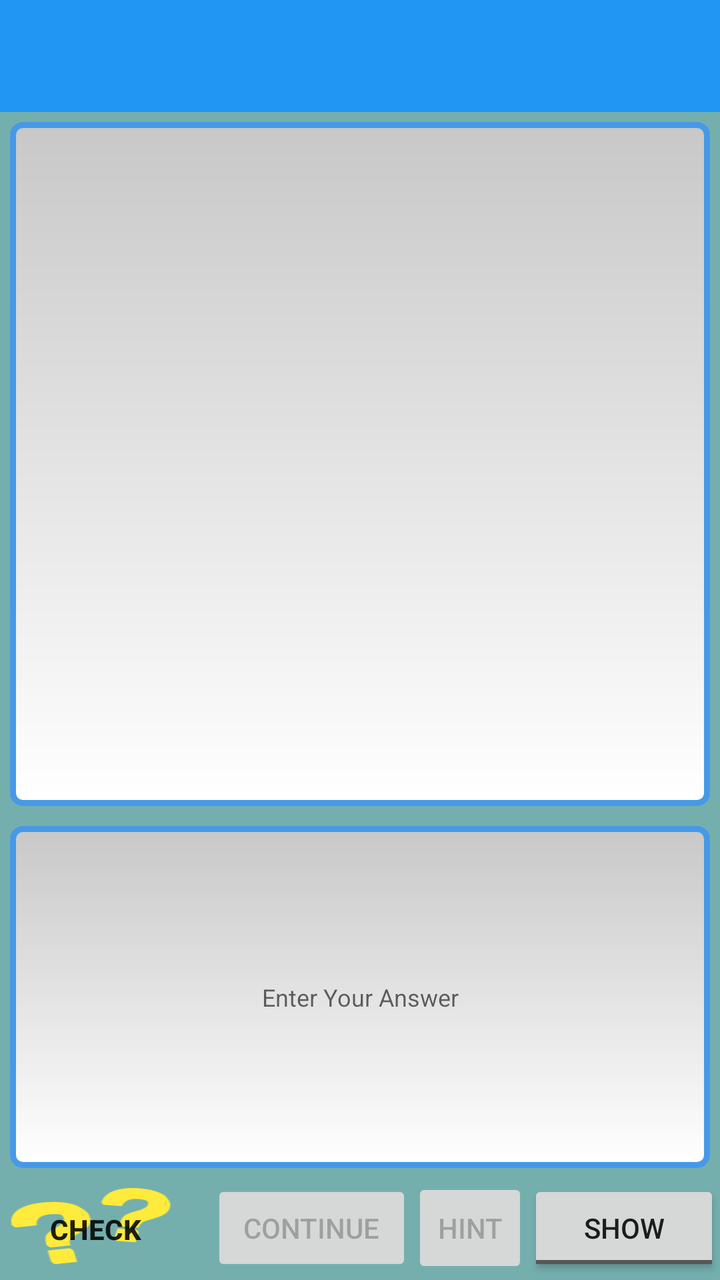
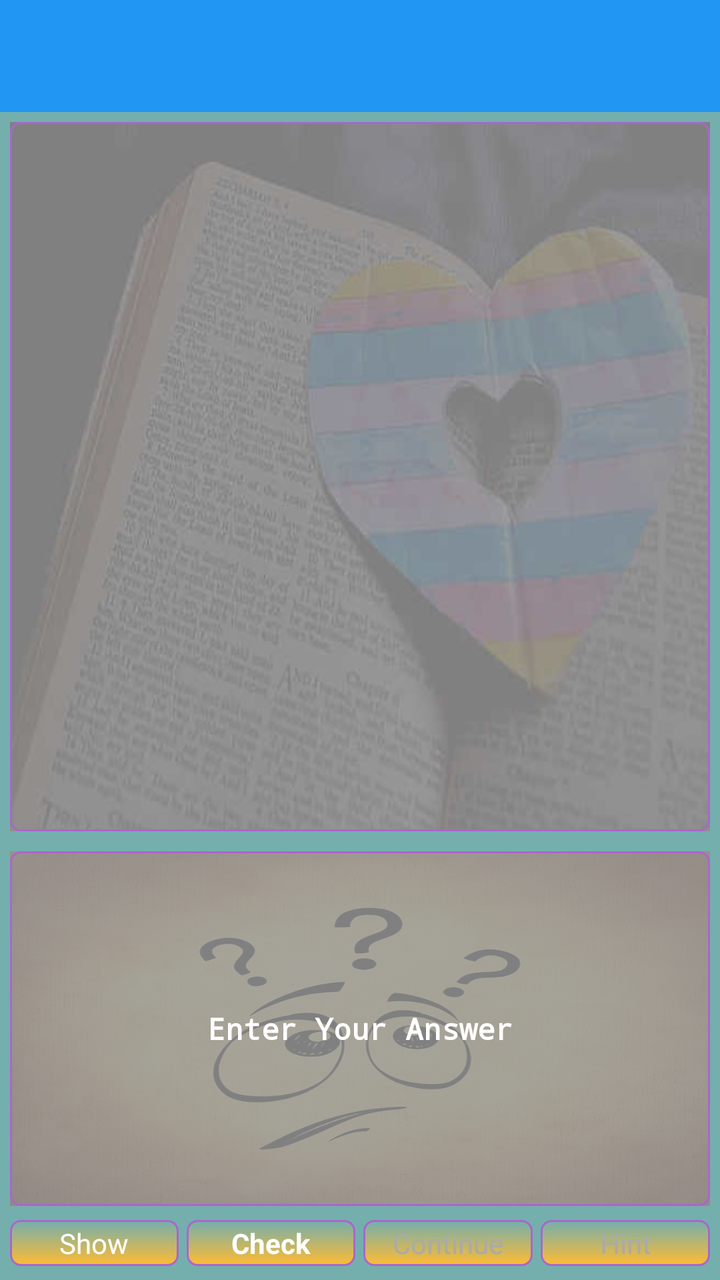

The first picture is an Android layout as it rendered before a commit; the second is the same layout after the commit. The layout source and the unified diff follow.
<!-- AndroidManifest.xml: application theme AppTheme -->
<!-- res/layout/activity_study_during.xml -->
<?xml version="1.0" encoding="utf-8"?>
<LinearLayout xmlns:android="http://schemas.android.com/apk/res/android"
    android:layout_width="match_parent"
    android:layout_height="match_parent"
    android:background="#74AFAD"
    android:orientation="vertical">

    <android.support.v7.widget.Toolbar xmlns:app="http://schemas.android.com/apk/res-auto"
        android:id="@+id/toolbar"
        android:layout_width="fill_parent"
        android:layout_height="?attr/actionBarSize"
        android:background="?attr/colorPrimary"
        android:minHeight="?attr/actionBarSize"
        >
            <LinearLayout
                android:layout_width="match_parent"
                android:layout_height="wrap_content"
                android:weightSum="2">
                <LinearLayout
                    android:layout_width="0dp"
                    android:layout_weight="1"
                    android:layout_height="wrap_content">


                        <TextView
                            android:id="@+id/number_of_questions"
                            android:layout_gravity="center"
                            android:layout_height="wrap_content"
                            android:layout_width="0dp"
                            android:layout_weight="1"
                            android:gravity="center"
                            android:textColor="#FF0000"
                            />

                        <TextView
                            android:id="@+id/remaining_question_counter"
                            android:layout_gravity="center"
                            android:layout_height="wrap_content"
                            android:layout_width="0dp"
                            android:layout_weight="1"
                            android:gravity="center"
                            android:textColor="#FF0000" />

                        <TextView
                            android:id="@+id/trys"
                            android:layout_gravity="center"
                            android:layout_height="wrap_content"
                            android:layout_width="0dp"
                            android:layout_weight="1"
                            android:gravity="center"
                            android:textColor="#FF0000" />


                </LinearLayout>
            </LinearLayout>

    </android.support.v7.widget.Toolbar>

    <ScrollView
        android:layout_width="match_parent"
        android:layout_height="match_parent"
        android:fillViewport="true">

        <LinearLayout
            android:layout_width="match_parent"
            android:layout_height="match_parent"
            android:orientation="vertical"
            android:weightSum="3">
            <TextView
                android:id="@+id/display_question"
                android:layout_width="match_parent"
                android:layout_height="0dp"
                android:layout_weight="2"
                android:gravity="center"
                android:minLines="1"
                android:scrollbarAlwaysDrawVerticalTrack="true"
                android:textSize="12sp"
                android:background="@drawable/text_bordered_colored"
                android:padding="5dp"
                android:layout_margin="5dp"/>

            <EditText
                android:id="@+id/enter_answer"
                android:layout_width="match_parent"
                android:layout_height="0dp"
                android:layout_weight="1"
                android:layout_gravity="center"
                android:gravity="center"
                android:textSize="12sp"
                android:enabled="true"
                android:hint="@string/enter_your_answer"
                android:imeOptions="flagNoExtractUi"
                android:inputType="textNoSuggestions|textMultiLine"
                android:minLines="1"
                android:scrollbarAlwaysDrawVerticalTrack="true"
                android:background="@drawable/text_bordered_colored"
                android:padding="5dp"
                android:layout_margin="5dp"/>

            <LinearLayout
                android:layout_width="match_parent"
                android:layout_height="wrap_content">
                <Button
                    android:id="@+id/check"
                    android:layout_width="wrap_content"
                    android:layout_height="wrap_content"
                    android:layout_weight="1"
                    android:layout_gravity="center"
                    android:layout_marginEnd="10dp"
                    android:layout_marginRight="10dp"
                    android:enabled="true"
                    android:text="@string/check"
                    android:textStyle="bold"
                    android:background="@drawable/ic_question_marks"/>
                <Button
                    android:id="@+id/_continue"
                    android:layout_width="wrap_content"
                    android:layout_height="wrap_content"
                    android:layout_weight="1"
                    android:enabled="false"
                    android:text="@string/_continue" />
                <Button
                    android:id="@+id/next_hint"
                    android:layout_width="50dp"
                    android:layout_height="50dp"
                    android:layout_weight="1"
                    android:enabled="false"
                    android:text="@string/hint"/>
                <ToggleButton
                    android:layout_width="wrap_content"
                    android:layout_height="wrap_content"
                    android:layout_weight="1"
                    android:id="@+id/show_actionbar"
                    android:textOff="@string/show"
                    android:textOn="@string/hide" />
            </LinearLayout>
            
        </LinearLayout>
    </ScrollView>
</LinearLayout>
<!-- resources referenced by this layout -->
<resources>
  <!-- drawable ic_question_marks: png bitmap (drawable-hdpi, 3010 bytes) -->
  <!-- drawable text_bordered_colored (drawable) -->
  <shape xmlns:android="http://schemas.android.com/apk/res/android"
      android:thickness="0dp"
      android:shape="rectangle">
      <stroke android:width="3dp"
          android:color="#4799E8"/>
      <corners android:radius="5dp" />
      <gradient
          android:startColor="#C8C8C8"
          android:endColor="#FFFFFF"
          android:type="linear"
          android:angle="270"/>
  </shape>
  <string name="_continue">Continue</string>
  <string name="check">Check</string>
  <string name="enter_your_answer">Enter Your Answer</string>
  <string name="hide">hide</string>
  <string name="hint">Hint</string>
  <string name="show">show</string>
  <style name="AppTheme" parent="MyTheme.Base">
      </style>
  <style name="MyTheme.Base" parent="Theme.AppCompat.Light.DarkActionBar">
          <item name="windowNoTitle">true</item>
          <item name="windowActionBar">false</item>
          <item name="colorPrimary">#2196F3</item>
          <item name="colorPrimaryDark">#1976D2</item>
          <item name="colorAccent">#FF4081</item>
      </style>
</resources>

<!-- the commit's change to res/layout/activity_study_during.xml (unified diff, before → after) -->
@@ -10,131 +10,184 @@
         android:layout_width="fill_parent"
         android:layout_height="?attr/actionBarSize"
         android:background="?attr/colorPrimary"
-        android:minHeight="?attr/actionBarSize"
-        >
+        android:minHeight="?attr/actionBarSize">
+
+        <LinearLayout
+            android:layout_width="match_parent"
+            android:layout_height="wrap_content"
+            android:weightSum="4">
+
             <LinearLayout
-                android:layout_width="match_parent"
+                android:layout_width="0dp"
                 android:layout_height="wrap_content"
-                android:weightSum="2">
-                <LinearLayout
-                    android:layout_width="0dp"
-                    android:layout_weight="1"
-                    android:layout_height="wrap_content">
+                android:layout_weight="3">
 
 
-                        <TextView
-                            android:id="@+id/number_of_questions"
-                            android:layout_gravity="center"
-                            android:layout_height="wrap_content"
-                            android:layout_width="0dp"
-                            android:layout_weight="1"
-                            android:gravity="center"
-                            android:textColor="#FF0000"
-                            />
+                <TextView
+                    android:id="@+id/number_of_questions"
+                    android:layout_width="0dp"
+                    android:layout_height="wrap_content"
+                    android:layout_gravity="center"
+                    android:layout_weight="1"
+                    android:gravity="center"
+                    android:textColor="#FF0000" />
 
-                        <TextView
-                            android:id="@+id/remaining_question_counter"
-                            android:layout_gravity="center"
-                            android:layout_height="wrap_content"
-                            android:layout_width="0dp"
-                            android:layout_weight="1"
-                            android:gravity="center"
-                            android:textColor="#FF0000" />
+                <TextView
+                    android:id="@+id/remaining_question_counter"
+                    android:layout_width="0dp"
+                    android:layout_height="wrap_content"
+                    android:layout_gravity="center"
+                    android:layout_weight="1"
+                    android:gravity="center"
+                    android:textColor="#FF0000" />
 
-                        <TextView
-                            android:id="@+id/trys"
-                            android:layout_gravity="center"
-                            android:layout_height="wrap_content"
-                            android:layout_width="0dp"
-                            android:layout_weight="1"
-                            android:gravity="center"
-                            android:textColor="#FF0000" />
+                <TextView
+                    android:id="@+id/trys"
+                    android:layout_width="0dp"
+                    android:layout_height="wrap_content"
+                    android:layout_gravity="center"
+                    android:layout_weight="1"
+                    android:gravity="center"
+                    android:textColor="#FF0000" />
 
-
-                </LinearLayout>
             </LinearLayout>
+            <LinearLayout
+                android:layout_width="0dp"
+                android:layout_height="wrap_content"
+                android:layout_weight="1"></LinearLayout>
+        </LinearLayout>
 
     </android.support.v7.widget.Toolbar>
 
-    <ScrollView
+    
+
+    <LinearLayout
+        android:id="@+id/container"
         android:layout_width="match_parent"
         android:layout_height="match_parent"
-        android:fillViewport="true">
+        android:orientation="vertical"
+        android:weightSum="3">
 
         <LinearLayout
+            android:id="@+id/question_linearlayout"
             android:layout_width="match_parent"
-            android:layout_height="match_parent"
-            android:orientation="vertical"
-            android:weightSum="3">
+            android:layout_height="0dp"
+            android:layout_margin="5dp"
+            android:layout_weight="2"
+            android:background="@drawable/book_heart1">
+
             <TextView
                 android:id="@+id/display_question"
                 android:layout_width="match_parent"
-                android:layout_height="0dp"
-                android:layout_weight="2"
+                android:layout_height="match_parent"
+                android:background="@drawable/text_bordered_transperant"
                 android:gravity="center"
                 android:minLines="1"
+                android:padding="5dp"
                 android:scrollbarAlwaysDrawVerticalTrack="true"
-                android:textSize="12sp"
-                android:background="@drawable/text_bordered_colored"
-                android:padding="5dp"
-                android:layout_margin="5dp"/>
+                android:scrollbars="vertical"
+                android:textColor="#FFFFFF"
+                android:textColorHint="#FFFFFF"
+                android:textSize="15sp"
+                android:textStyle="bold"
+                android:typeface="monospace" />
+        </LinearLayout>
+
+        <LinearLayout
+            android:id="@+id/result"
+            android:layout_width="match_parent"
+            android:layout_height="0dp"
+            android:layout_margin="5dp"
+            android:layout_weight="1"
+            android:background="@drawable/smiley_question_marks1">
 
             <EditText
                 android:id="@+id/enter_answer"
                 android:layout_width="match_parent"
-                android:layout_height="0dp"
-                android:layout_weight="1"
+                android:layout_height="match_parent"
                 android:layout_gravity="center"
+                android:background="@drawable/text_bordered_transperant"
+                android:enabled="true"
                 android:gravity="center"
-                android:textSize="12sp"
-                android:enabled="true"
                 android:hint="@string/enter_your_answer"
                 android:imeOptions="flagNoExtractUi"
                 android:inputType="textNoSuggestions|textMultiLine"
                 android:minLines="1"
+                android:padding="5dp"
                 android:scrollbarAlwaysDrawVerticalTrack="true"
+                android:textColor="#FFFFFF"
+                android:textColorHint="#FFFFFF"
+                android:textSize="15sp"
+                android:textStyle="bold"
+                android:typeface="monospace" />
+        </LinearLayout>
+
+        <LinearLayout
+            android:layout_width="match_parent"
+            android:layout_height="wrap_content"
+            android:layout_marginBottom="5dp"
+            android:layout_marginRight="5dp"
+            android:layout_marginLeft="5dp">
+
+            <TextView
+                android:id="@+id/show_actionbar"
+                android:layout_width="0dp"
+                android:layout_height="wrap_content"
+                android:layout_weight="1"
+                android:gravity="center"
+                android:text="@string/show"
+                android:textColor="@android:color/white"
                 android:background="@drawable/text_bordered_colored"
-                android:padding="5dp"
-                android:layout_margin="5dp"/>
+                android:padding="2dp"
+                android:layout_marginTop="2dp"
+                android:layout_marginRight="2dp"
+                android:layout_marginBottom="2dp"/>
 
-            <LinearLayout
-                android:layout_width="match_parent"
-                android:layout_height="wrap_content">
-                <Button
-                    android:id="@+id/check"
-                    android:layout_width="wrap_content"
-                    android:layout_height="wrap_content"
-                    android:layout_weight="1"
-                    android:layout_gravity="center"
-                    android:layout_marginEnd="10dp"
-                    android:layout_marginRight="10dp"
-                    android:enabled="true"
-                    android:text="@string/check"
-                    android:textStyle="bold"
-                    android:background="@drawable/ic_question_marks"/>
-                <Button
-                    android:id="@+id/_continue"
-                    android:layout_width="wrap_content"
-                    android:layout_height="wrap_content"
-                    android:layout_weight="1"
-                    android:enabled="false"
-                    android:text="@string/_continue" />
-                <Button
-                    android:id="@+id/next_hint"
-                    android:layout_width="50dp"
-                    android:layout_height="50dp"
-                    android:layout_weight="1"
-                    android:enabled="false"
-                    android:text="@string/hint"/>
-                <ToggleButton
-                    android:layout_width="wrap_content"
-                    android:layout_height="wrap_content"
-                    android:layout_weight="1"
-                    android:id="@+id/show_actionbar"
-                    android:textOff="@string/show"
-                    android:textOn="@string/hide" />
-            </LinearLayout>
-            
+            <TextView
+                android:id="@+id/check"
+                android:layout_width="0dp"
+                android:layout_height="wrap_content"
+                android:layout_weight="1"
+                android:textColor="@android:color/white"
+                android:enabled="true"
+                android:text="@string/check"
+                android:textStyle="bold"
+                android:gravity="center"
+                android:background="@drawable/text_bordered_colored"
+                android:padding="2dp"
+                android:layout_margin="2dp"/>
+
+            <TextView
+                android:id="@+id/_continue"
+                android:layout_width="0dp"
+                android:layout_height="wrap_content"
+                android:layout_weight="1"
+                android:textColor="@drawable/textview_enabled_disabled_selector"
+                android:enabled="false"
+                android:text="@string/_continue"
+                android:gravity="center"
+                android:background="@drawable/text_bordered_colored"
+                android:padding="2dp"
+                android:layout_margin="2dp"
+                />
+
+            <TextView
+                android:id="@+id/next_hint"
+                android:layout_width="0dp"
+                android:layout_height="wrap_content"
+                android:layout_weight="1"
+                android:textColor="@drawable/textview_enabled_disabled_selector"
+                android:enabled="false"
+                android:text="@string/hint"
+                android:gravity="center"
+                android:background="@drawable/text_bordered_colored"
+                android:padding="2dp"
+                android:layout_marginTop="2dp"
+                android:layout_marginLeft="2dp"
+                android:layout_marginBottom="2dp"
+                />
         </LinearLayout>
-    </ScrollView>
+        
+    </LinearLayout>
+    
 </LinearLayout>
<!-- resource entries referenced after the edit -->
@@ -1,25 +1,44 @@
 <!-- resources referenced by this layout -->
 <resources>
-  <!-- drawable ic_question_marks: png bitmap (drawable-hdpi, 3010 bytes) -->
+  <!-- drawable book_heart1: jpg bitmap (drawable, 13741 bytes) -->
+  <!-- drawable smiley_question_marks1: png bitmap (drawable, 406105 bytes) -->
   <!-- drawable text_bordered_colored (drawable) -->
+  <shape xmlns:android="http://schemas.android.com/apk/res/android"
+  android:thickness="0dp"
+  android:shape="rectangle">
+  <stroke android:width="1dp"
+      android:color="@android:color/holo_purple"/>
+  <corners android:radius="5dp" />
+  <gradient
+      android:startColor="#74AFAD"
+      android:endColor="@android:color/holo_orange_light"
+      android:type="linear"
+      android:angle="270"/>
+  </shape>
+  <!-- drawable text_bordered_transperant (drawable) -->
   <shape xmlns:android="http://schemas.android.com/apk/res/android"
       android:thickness="0dp"
       android:shape="rectangle">
-      <stroke android:width="3dp"
-          android:color="#4799E8"/>
+      <stroke android:width="1dp"
+          android:color="@android:color/holo_purple"/>
       <corners android:radius="5dp" />
       <gradient
-          android:startColor="#C8C8C8"
-          android:endColor="#FFFFFF"
+          android:startColor="@android:color/transparent"
+          android:endColor="@android:color/transparent"
           android:type="linear"
           android:angle="270"/>
   </shape>
+  <!-- drawable textview_enabled_disabled_selector (drawable) -->
+  <?xml version="1.0" encoding="utf-8"?>
+  <selector xmlns:android="http://schemas.android.com/apk/res/android">
+      <item android:state_enabled="false" android:color="@android:color/darker_gray" />
+      <item android:state_enabled="true" android:color="@android:color/white"/>
+  </selector>
   <string name="_continue">Continue</string>
   <string name="check">Check</string>
   <string name="enter_your_answer">Enter Your Answer</string>
-  <string name="hide">hide</string>
   <string name="hint">Hint</string>
-  <string name="show">show</string>
+  <string name="show">Show</string>
   <style name="AppTheme" parent="MyTheme.Base">
       </style>
   <style name="MyTheme.Base" parent="Theme.AppCompat.Light.DarkActionBar">
